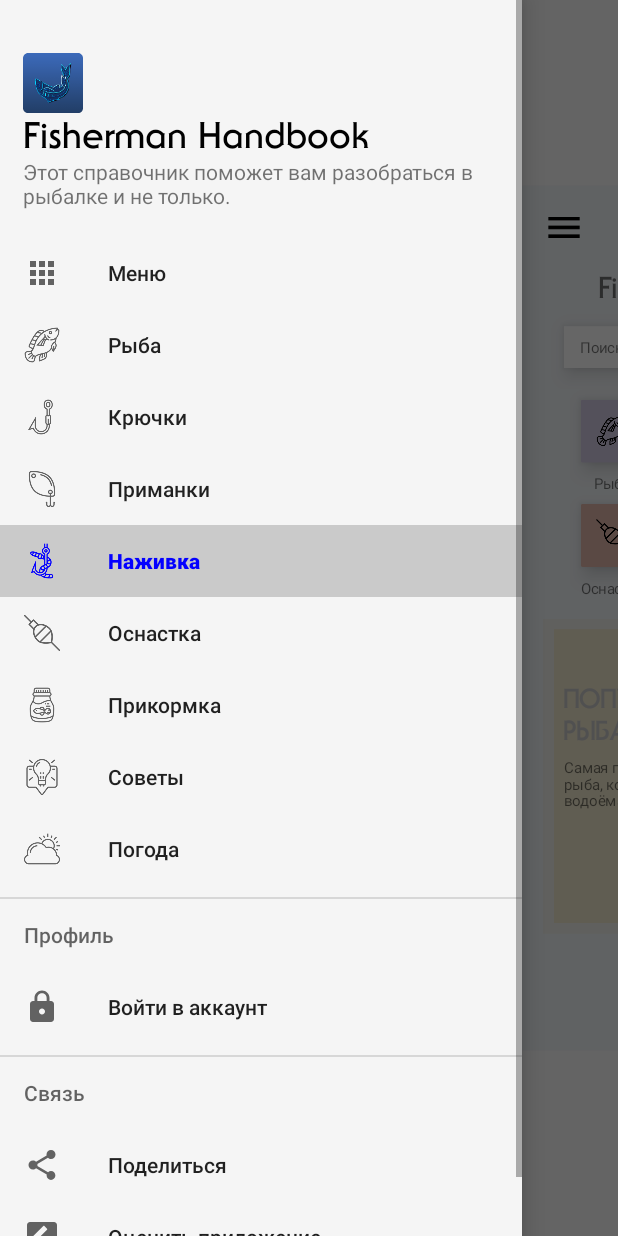
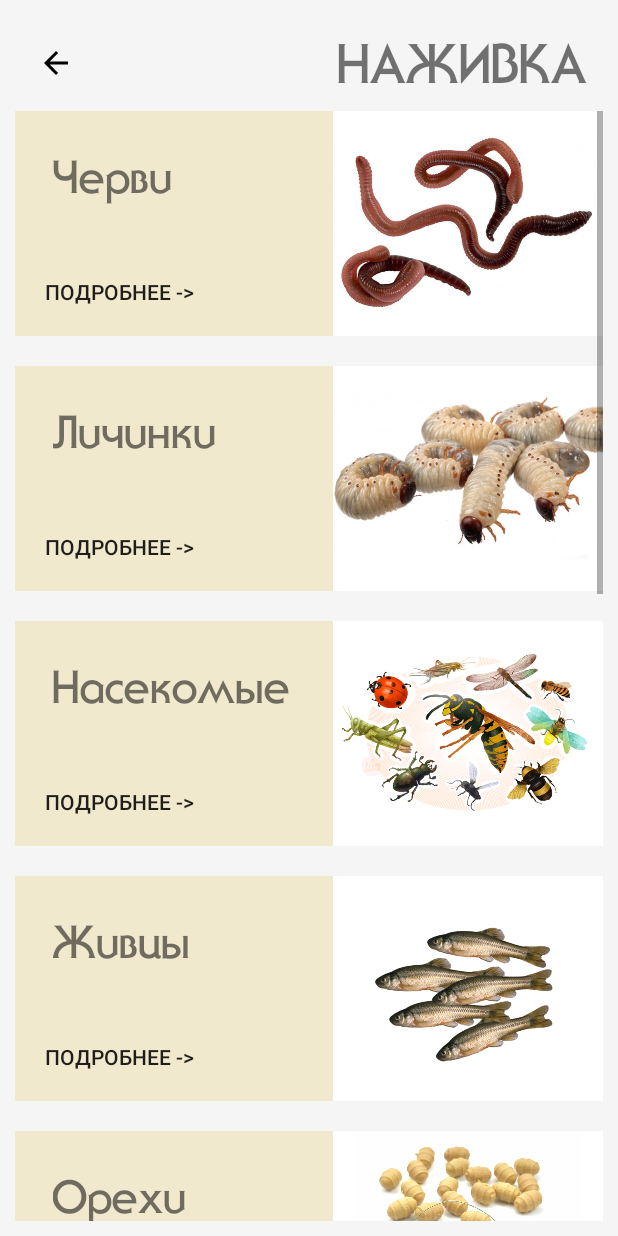
Before and after one commit to ilyamarvin/Fisherman_Handbook_2, an Android app: the screen it shows after launch (UserDashboard before the commit, BaitCategory after it), in the side drawer, after a tap on "Наживка", on a phone screen of 412 x 824 dp. Run offline under Robolectric (Android 15) with nearby library versions, the phone set to English and light mode, and no system bars.

Commit message:
Complete bait category.

```diff
--- a/app/src/main/AndroidManifest.xml
+++ b/app/src/main/AndroidManifest.xml
@@ -9,7 +9,8 @@
         android:roundIcon="@mipmap/ic_launcher_round"
         android:supportsRtl="true"
         android:theme="@style/AppTheme">
-        <activity android:name=".MenuCategories.ArtbaitCategory"></activity>
+        <activity android:name=".MenuCategories.BaitCategory"></activity>
+        <activity android:name=".MenuCategories.ArtbaitCategory" />
         <activity android:name=".MenuCategories.HooksCategory" />
         <activity android:name=".MenuCategories.FishCategory" />
         <activity android:name=".StarterScreens.OnBoarding" />
--- /dev/null
+++ b/app/src/main/java/com/ilyamarvin/fishermanhandbook2/MenuCategories/BaitCategory.java
@@ -0,0 +1,28 @@
+package com.ilyamarvin.fishermanhandbook2.MenuCategories;
+
+import androidx.appcompat.app.AppCompatActivity;
+
+import android.os.Bundle;
+import android.view.View;
+import android.widget.ImageView;
+
+import com.ilyamarvin.fishermanhandbook2.R;
+
+public class BaitCategory extends AppCompatActivity {
+    ImageView backBtn;
+
+    @Override
+    protected void onCreate(Bundle savedInstanceState) {
+        super.onCreate(savedInstanceState);
+        setContentView(R.layout.activity_bait_category);
+
+        backBtn = findViewById(R.id.back_btn);
+
+        backBtn.setOnClickListener(new View.OnClickListener() {
+            @Override
+            public void onClick(View v) {
+                BaitCategory.super.onBackPressed();
+            }
+        });
+    }
+}
--- a/app/src/main/java/com/ilyamarvin/fishermanhandbook2/UserDashboard.java
+++ b/app/src/main/java/com/ilyamarvin/fishermanhandbook2/UserDashboard.java
@@ -20,6 +20,7 @@
 import com.ilyamarvin.fishermanhandbook2.HelperClasses.HomeAdapter.BestFishAdapter;
 import com.ilyamarvin.fishermanhandbook2.HelperClasses.HomeAdapter.BestFishHelperClass;
 import com.ilyamarvin.fishermanhandbook2.MenuCategories.ArtbaitCategory;
+import com.ilyamarvin.fishermanhandbook2.MenuCategories.BaitCategory;
 import com.ilyamarvin.fishermanhandbook2.MenuCategories.FishCategory;
 import com.ilyamarvin.fishermanhandbook2.MenuCategories.HooksCategory;
 
@@ -79,6 +80,13 @@
             @Override
             public void onClick(View v) {
                 startActivity(new Intent(getApplicationContext(), ArtbaitCategory.class));
+            }
+        });
+
+        menuBait.setOnClickListener(new View.OnClickListener() {
+            @Override
+            public void onClick(View v) {
+                startActivity(new Intent(getApplicationContext(), BaitCategory.class));
             }
         });
     }
@@ -146,6 +154,9 @@
             case R.id.nav_artbait:
                 startActivity(new Intent(getApplicationContext(), ArtbaitCategory.class));
                 break;
+            case R.id.nav_bait:
+                startActivity(new Intent(getApplicationContext(), BaitCategory.class));
+                break;
         }
         return true;
     }
--- /dev/null
+++ b/app/src/main/res/layout/activity_bait_category.xml
@@ -0,0 +1,438 @@
+<?xml version="1.0" encoding="utf-8"?>
+<androidx.drawerlayout.widget.DrawerLayout
+    xmlns:android="http://schemas.android.com/apk/res/android"
+    xmlns:app="http://schemas.android.com/apk/res-auto"
+    xmlns:tools="http://schemas.android.com/tools"
+    android:layout_width="match_parent"
+    android:layout_height="match_parent"
+    android:background="@color/lightWhite"
+    tools:context=".MenuCategories.FishCategory">
+
+    <LinearLayout
+        android:layout_width="match_parent"
+        android:layout_height="wrap_content"
+        android:layout_margin="10dp"
+        android:orientation="vertical">
+
+        <RelativeLayout
+            android:layout_width="match_parent"
+            android:layout_height="wrap_content">
+
+            <ImageView
+                android:id="@+id/back_btn"
+                android:layout_width="wrap_content"
+                android:layout_height="wrap_content"
+                android:layout_centerVertical="true"
+                android:padding="15dp"
+                android:src="@drawable/general_back_icon" />
+
+            <TextView
+                android:layout_width="wrap_content"
+                android:layout_height="wrap_content"
+                android:layout_gravity="center_horizontal"
+                android:fontFamily="@font/rus_font"
+                android:padding="10dp"
+                android:text="@string/menu_bait"
+                android:layout_alignParentRight="true"
+                android:textAllCaps="true"
+                android:textSize="36sp" />
+
+        </RelativeLayout>
+
+        <ScrollView
+            android:layout_width="match_parent"
+            android:layout_height="match_parent">
+
+            <LinearLayout
+                android:layout_width="match_parent"
+                android:layout_height="wrap_content"
+                android:orientation="vertical">
+
+                <RelativeLayout
+                    android:layout_width="match_parent"
+                    android:layout_height="170dp">
+
+                    <RelativeLayout
+                        android:id="@+id/chervi_card"
+                        android:layout_width="match_parent"
+                        android:layout_height="150dp"
+                        android:background="@color/banner_background">
+
+                        <TextView
+                            android:layout_width="wrap_content"
+                            android:layout_height="wrap_content"
+                            android:fontFamily="@font/rus_font"
+                            android:padding="25dp"
+                            android:text="@string/bait_name_1"
+                            android:textSize="30sp" />
+
+                        <Button
+                            android:layout_width="wrap_content"
+                            android:layout_height="wrap_content"
+                            android:layout_alignParentBottom="true"
+                            android:background="#00000000"
+                            android:padding="20dp"
+                            android:text="@string/open_all" />
+
+                        <ImageView
+                            android:background="@color/white"
+                            android:layout_width="180dp"
+                            android:layout_height="150dp"
+                            android:layout_alignParentRight="true"
+                            android:src="@drawable/chervi" />
+
+
+                    </RelativeLayout>
+
+                </RelativeLayout>
+
+                <RelativeLayout
+                    android:layout_width="match_parent"
+                    android:layout_height="170dp">
+
+                    <RelativeLayout
+                        android:id="@+id/lichinki_card"
+                        android:layout_width="match_parent"
+                        android:layout_height="150dp"
+                        android:background="@color/banner_background">
+
+                        <TextView
+                            android:layout_width="wrap_content"
+                            android:layout_height="wrap_content"
+                            android:fontFamily="@font/rus_font"
+                            android:padding="25dp"
+                            android:text="@string/bait_name_2"
+                            android:textSize="30sp" />
+
+                        <Button
+                            android:layout_width="wrap_content"
+                            android:layout_height="wrap_content"
+                            android:layout_alignParentBottom="true"
+                            android:background="#00000000"
+                            android:padding="20dp"
+                            android:text="@string/open_all" />
+
+                        <ImageView
+                            android:background="@color/white"
+                            android:layout_width="180dp"
+                            android:layout_height="150dp"
+                            android:layout_alignParentRight="true"
+                            android:src="@drawable/lichinki" />
+
+
+                    </RelativeLayout>
+
+                </RelativeLayout>
+
+                <RelativeLayout
+                    android:layout_width="match_parent"
+                    android:layout_height="170dp">
+
+                    <RelativeLayout
+                        android:id="@+id/nasekomie_card"
+                        android:layout_width="match_parent"
+                        android:layout_height="150dp"
+                        android:background="@color/banner_background">
+
+                        <TextView
+                            android:layout_width="wrap_content"
+                            android:layout_height="wrap_content"
+                            android:fontFamily="@font/rus_font"
+                            android:padding="25dp"
+                            android:text="@string/bait_name_3"
+                            android:textSize="30sp" />
+
+                        <Button
+                            android:layout_width="wrap_content"
+                            android:layout_height="wrap_content"
+                            android:layout_alignParentBottom="true"
+                            android:background="#00000000"
+                            android:padding="20dp"
+                            android:text="@string/open_all" />
+
+                        <ImageView
+                            android:background="@color/white"
+                            android:layout_width="180dp"
+                            android:layout_height="150dp"
+                            android:layout_alignParentRight="true"
+                            android:src="@drawable/nasekomie" />
+
+
+                    </RelativeLayout>
+
+                </RelativeLayout>
+
+                <RelativeLayout
+                    android:layout_width="match_parent"
+                    android:layout_height="170dp">
+
+                    <RelativeLayout
+                        android:id="@+id/zhivci_card"
+                        android:layout_width="match_parent"
+                        android:layout_height="150dp"
+                        android:background="@color/banner_background">
+
+                        <TextView
+                            android:layout_width="wrap_content"
+                            android:layout_height="wrap_content"
+                            android:fontFamily="@font/rus_font"
+                            android:padding="25dp"
+                            android:text="@string/bait_name_4"
+                            android:textSize="30sp" />
+
+                        <Button
+                            android:layout_width="wrap_content"
+                            android:layout_height="wrap_content"
+                            android:layout_alignParentBottom="true"
+                            android:background="#00000000"
+                            android:padding="20dp"
+                            android:text="@string/open_all" />
+
+                        <ImageView
+                            android:background="@color/white"
+                            android:layout_width="180dp"
+                            android:layout_height="150dp"
+                            android:layout_alignParentRight="true"
+                            android:src="@drawable/zhivec" />
+
+
+                    </RelativeLayout>
+
+                </RelativeLayout>
+
+                <RelativeLayout
+                    android:layout_width="match_parent"
+                    android:layout_height="170dp">
+
+                    <RelativeLayout
+                        android:id="@+id/orehi_card"
+                        android:layout_width="match_parent"
+                        android:layout_height="150dp"
+                        android:background="@color/banner_background">
+
+                        <TextView
+                            android:layout_width="wrap_content"
+                            android:layout_height="wrap_content"
+                            android:fontFamily="@font/rus_font"
+                            android:padding="25dp"
+                            android:text="@string/bait_name_5"
+                            android:textSize="30sp" />
+
+                        <Button
+                            android:layout_width="wrap_content"
+                            android:layout_height="wrap_content"
+                            android:layout_alignParentBottom="true"
+                            android:background="#00000000"
+                            android:padding="20dp"
+                            android:text="@string/open_all" />
+
+                        <ImageView
+                            android:background="@color/white"
+                            android:layout_width="180dp"
+                            android:layout_height="150dp"
+                            android:layout_alignParentRight="true"
+                            android:src="@drawable/orehi" />
+
+
+                    </RelativeLayout>
+
+                </RelativeLayout>
+
+                <RelativeLayout
+                    android:layout_width="match_parent"
+                    android:layout_height="170dp">
+
+                    <RelativeLayout
+                        android:id="@+id/tonushie_boyli_card"
+                        android:layout_width="match_parent"
+                        android:layout_height="150dp"
+                        android:background="@color/banner_background">
+
+                        <TextView
+                            android:layout_width="180dp"
+                            android:layout_height="wrap_content"
+                            android:fontFamily="@font/rus_font"
+                            android:padding="25dp"
+                            android:text="@string/bait_name_6"
+                            android:textSize="30sp" />
+
+                        <Button
+                            android:layout_width="wrap_content"
+                            android:layout_height="wrap_content"
+                            android:layout_alignParentBottom="true"
+                            android:background="#00000000"
+                            android:padding="20dp"
+                            android:text="@string/open_all" />
+
+                        <ImageView
+                            android:background="@color/white"
+                            android:layout_width="180dp"
+                            android:layout_height="150dp"
+                            android:layout_alignParentRight="true"
+                            android:src="@drawable/tonush_boyli" />
+
+
+                    </RelativeLayout>
+
+                </RelativeLayout>
+
+                <RelativeLayout
+                    android:layout_width="match_parent"
+                    android:layout_height="170dp">
+
+                    <RelativeLayout
+                        android:id="@+id/popup_boyli_card"
+                        android:layout_width="match_parent"
+                        android:layout_height="150dp"
+                        android:background="@color/banner_background">
+
+                        <TextView
+                            android:layout_width="180dp"
+                            android:layout_height="wrap_content"
+                            android:fontFamily="@font/rus_font"
+                            android:padding="25dp"
+                            android:text="@string/bait_name_7"
+                            android:textSize="30sp" />
+
+                        <Button
+                            android:layout_width="wrap_content"
+                            android:layout_height="wrap_content"
+                            android:layout_alignParentBottom="true"
+                            android:background="#00000000"
+                            android:padding="20dp"
+                            android:text="@string/open_all" />
+
+                        <ImageView
+                            android:background="@color/white"
+                            android:layout_width="180dp"
+                            android:layout_height="150dp"
+                            android:layout_alignParentRight="true"
+                            android:src="@drawable/popup_boyli" />
+
+
+                    </RelativeLayout>
+
+                </RelativeLayout>
+
+                <RelativeLayout
+                    android:layout_width="match_parent"
+                    android:layout_height="170dp">
+
+                    <RelativeLayout
+                        android:id="@+id/pellets_card"
+                        android:layout_width="match_parent"
+                        android:layout_height="150dp"
+                        android:background="@color/banner_background">
+
+                        <TextView
+                            android:layout_width="wrap_content"
+                            android:layout_height="wrap_content"
+                            android:fontFamily="@font/rus_font"
+                            android:padding="25dp"
+                            android:text="@string/bait_name_8"
+                            android:textSize="30sp" />
+
+                        <Button
+                            android:layout_width="wrap_content"
+                            android:layout_height="wrap_content"
+                            android:layout_alignParentBottom="true"
+                            android:background="#00000000"
+                            android:padding="20dp"
+                            android:text="@string/open_all" />
+
+                        <ImageView
+                            android:background="@color/white"
+                            android:layout_width="180dp"
+                            android:layout_height="150dp"
+                            android:layout_alignParentRight="true"
+                            android:src="@drawable/pellets" />
+
+
+                    </RelativeLayout>
+
+                </RelativeLayout>
+
+                <RelativeLayout
+                    android:layout_width="match_parent"
+                    android:layout_height="170dp">
+
+                    <RelativeLayout
+                        android:id="@+id/kukuruza_card"
+                        android:layout_width="match_parent"
+                        android:layout_height="150dp"
+                        android:background="@color/banner_background">
+
+                        <TextView
+                            android:layout_width="250dp"
+                            android:layout_height="wrap_content"
+                            android:fontFamily="@font/rus_font"
+                            android:padding="15dp"
+                            android:text="@string/bait_name_9"
+                            android:textSize="30sp" />
+
+                        <Button
+                            android:layout_width="wrap_content"
+                            android:layout_height="wrap_content"
+                            android:layout_alignParentBottom="true"
+                            android:background="#00000000"
+                            android:padding="20dp"
+                            android:text="@string/open_all" />
+
+                        <ImageView
+                            android:background="@color/white"
+                            android:layout_width="180dp"
+                            android:layout_height="150dp"
+                            android:layout_alignParentRight="true"
+                            android:src="@drawable/kukuruza" />
+
+
+                    </RelativeLayout>
+
+                </RelativeLayout>
+
+                <RelativeLayout
+                    android:layout_width="match_parent"
+                    android:layout_height="170dp">
+
+                    <RelativeLayout
+                        android:id="@+id/dipi_card"
+                        android:layout_width="match_parent"
+                        android:layout_height="150dp"
+                        android:background="@color/banner_background">
+
+                        <TextView
+                            android:layout_width="wrap_content"
+                            android:layout_height="wrap_content"
+                            android:fontFamily="@font/rus_font"
+                            android:padding="25dp"
+                            android:text="@string/bait_name_10"
+                            android:textSize="30sp" />
+
+                        <Button
+                            android:layout_width="wrap_content"
+                            android:layout_height="wrap_content"
+                            android:layout_alignParentBottom="true"
+                            android:background="#00000000"
+                            android:padding="20dp"
+                            android:text="@string/open_all" />
+
+                        <ImageView
+                            android:background="@color/white"
+                            android:layout_width="180dp"
+                            android:layout_height="150dp"
+                            android:layout_alignParentRight="true"
+                            android:src="@drawable/dipi" />
+
+
+                    </RelativeLayout>
+
+                </RelativeLayout>
+
+
+            </LinearLayout>
+
+        </ScrollView>
+
+    </LinearLayout>
+
+</androidx.drawerlayout.widget.DrawerLayout>
--- a/app/src/main/res/values/strings.xml
+++ b/app/src/main/res/values/strings.xml
@@ -87,4 +87,16 @@
     <string name="artbait_name_6">Мягкие приманки</string>
     <string name="artbait_name_7">Вэки-черви</string>
 
+    <!-- Strings for BaitCategory -->
+    <string name="bait_name_1">Черви</string>
+    <string name="bait_name_2">Личинки</string>
+    <string name="bait_name_3">Насекомые</string>
+    <string name="bait_name_4">Живцы</string>
+    <string name="bait_name_5">Орехи</string>
+    <string name="bait_name_6">Тонущие     бойлы</string>
+    <string name="bait_name_7">Pop-up      бойлы</string>
+    <string name="bait_name_8">Пеллетс</string>
+    <string name="bait_name_9">Искусственная      кукуруза</string>
+    <string name="bait_name_10">Дипы</string>
+
 </resources>
```
Also changed, not shown: app/src/main/res/drawable/chervi.jpg (added), app/src/main/res/drawable/dipi.jpg (added), app/src/main/res/drawable/kukuruza.jpg (added), app/src/main/res/drawable/lichinki.jpg (added), app/src/main/res/drawable/nasekomie.png (added), app/src/main/res/drawable/orehi.jpg (added), app/src/main/res/drawable/pellets.jpg (added), app/src/main/res/drawable/popup_boyli.jpg (added), app/src/main/res/drawable/tonush_boyli.png (added), app/src/main/res/drawable/zhivec.png (added).
